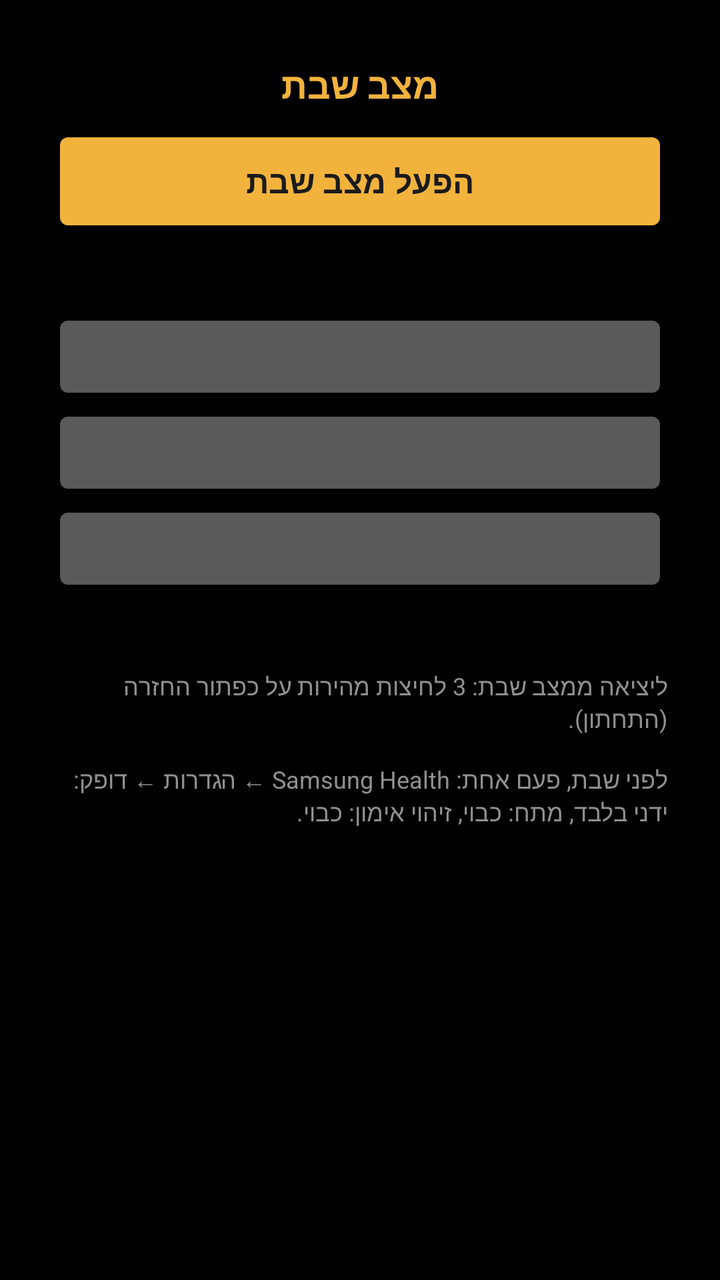
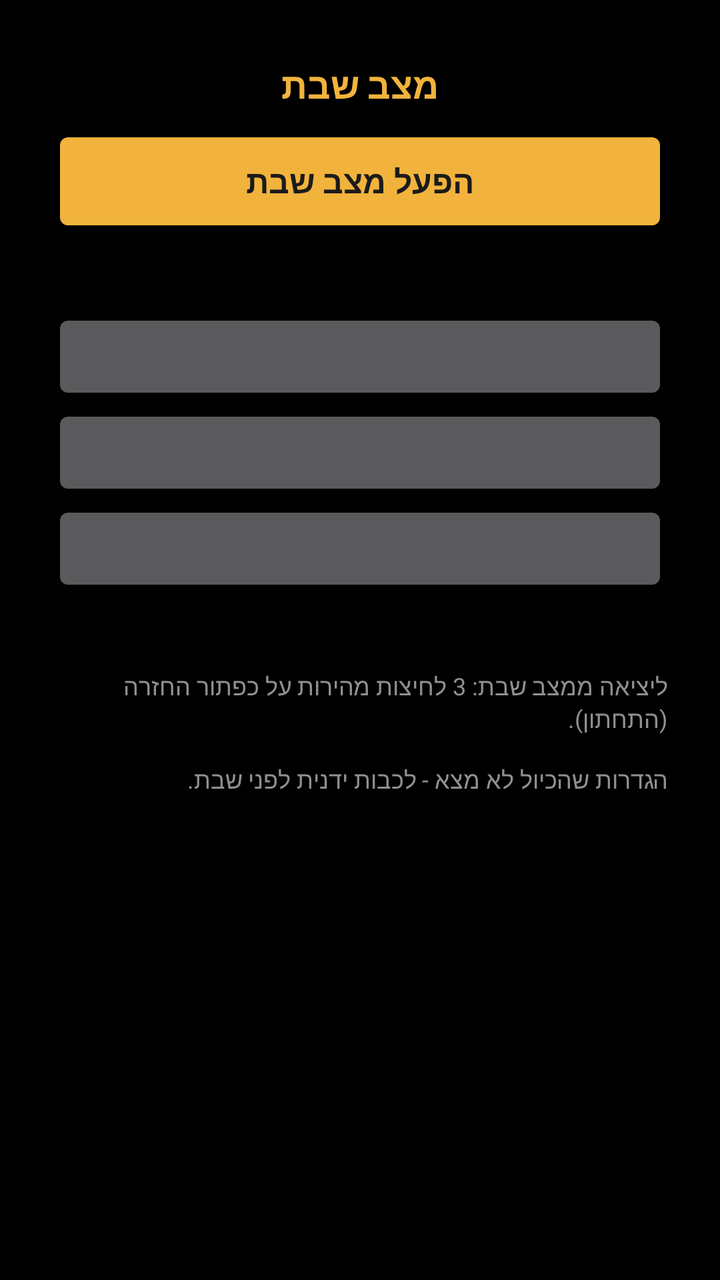

An Android layout rendered at two revisions. The XML below is the earlier revision; the diff shows what the commit changed to produce the second picture.
<!-- AndroidManifest.xml: application theme AppTheme -->
<!-- res/layout/activity_main.xml -->
<?xml version="1.0" encoding="utf-8"?>
<ScrollView xmlns:android="http://schemas.android.com/apk/res/android"
    android:layout_width="match_parent"
    android:layout_height="match_parent"
    android:background="@android:color/black"
    android:fillViewport="true">

    <LinearLayout
        android:layout_width="match_parent"
        android:layout_height="wrap_content"
        android:gravity="center_horizontal"
        android:layoutDirection="rtl"
        android:orientation="vertical"
        android:paddingStart="26dp"
        android:paddingTop="30dp"
        android:paddingEnd="26dp"
        android:paddingBottom="48dp">

        <TextView
            android:layout_width="wrap_content"
            android:layout_height="wrap_content"
            android:text="@string/app_name"
            android:textColor="#F2B33D"
            android:textSize="18sp"
            android:textStyle="bold" />

        <Button
            android:id="@+id/btnStart"
            android:layout_width="match_parent"
            android:layout_height="wrap_content"
            android:layout_marginTop="8dp"
            android:backgroundTint="#F2B33D"
            android:minHeight="56dp"
            android:text="הפעל מצב שבת"
            android:textColor="#1B1B1B"
            android:textSize="16sp"
            android:textStyle="bold" />

        <TextView
            android:id="@+id/tvPreview"
            android:layout_width="match_parent"
            android:layout_height="wrap_content"
            android:layout_marginTop="8dp"
            android:gravity="center"
            android:textColor="#B0B0B0"
            android:textSize="13sp" />

        <Button
            android:id="@+id/btnCity"
            android:layout_width="match_parent"
            android:layout_height="wrap_content"
            android:layout_marginTop="10dp"
            android:textSize="13sp" />

        <Button
            android:id="@+id/btnCandle"
            android:layout_width="match_parent"
            android:layout_height="wrap_content"
            android:textSize="13sp" />

        <Button
            android:id="@+id/btnBright"
            android:layout_width="match_parent"
            android:layout_height="wrap_content"
            android:textSize="13sp" />

        <TextView
            android:id="@+id/tvStatus"
            android:layout_width="match_parent"
            android:layout_height="wrap_content"
            android:layout_marginTop="10dp"
            android:textColor="#D0D0D0"
            android:textSize="12sp" />

        <TextView
            android:layout_width="match_parent"
            android:layout_height="wrap_content"
            android:layout_marginTop="10dp"
            android:text="ליציאה ממצב שבת: 3 לחיצות מהירות על כפתור החזרה (התחתון).\n\nלפני שבת, פעם אחת: Samsung Health ← הגדרות ← דופק: ידני בלבד, מתח: כבוי, זיהוי אימון: כבוי."
            android:textColor="#909090"
            android:textSize="12sp" />
    </LinearLayout>
</ScrollView>
<!-- resources referenced by this layout -->
<resources>
  <string name="app_name">מצב שבת</string>
  <style name="AppTheme" parent="android:Theme.DeviceDefault.NoActionBar">
          <item name="android:windowBackground">@android:color/black</item>
      </style>
</resources>

<!-- the commit's change to res/layout/activity_main.xml (unified diff, before → after) -->
@@ -76,7 +76,7 @@
             android:layout_width="match_parent"
             android:layout_height="wrap_content"
             android:layout_marginTop="10dp"
-            android:text="ליציאה ממצב שבת: 3 לחיצות מהירות על כפתור החזרה (התחתון).\n\nלפני שבת, פעם אחת: Samsung Health ← הגדרות ← דופק: ידני בלבד, מתח: כבוי, זיהוי אימון: כבוי."
+            android:text="ליציאה ממצב שבת: 3 לחיצות מהירות על כפתור החזרה (התחתון).\n\nהגדרות שהכיול לא מצא - לכבות ידנית לפני שבת."
             android:textColor="#909090"
             android:textSize="12sp" />
     </LinearLayout>
